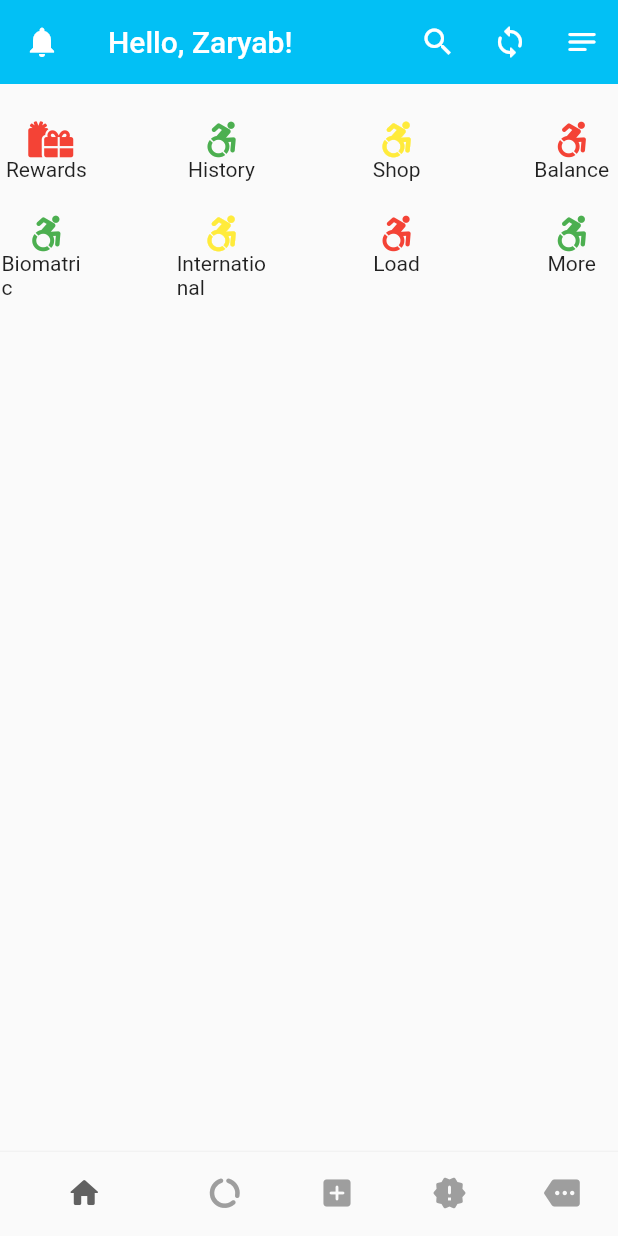
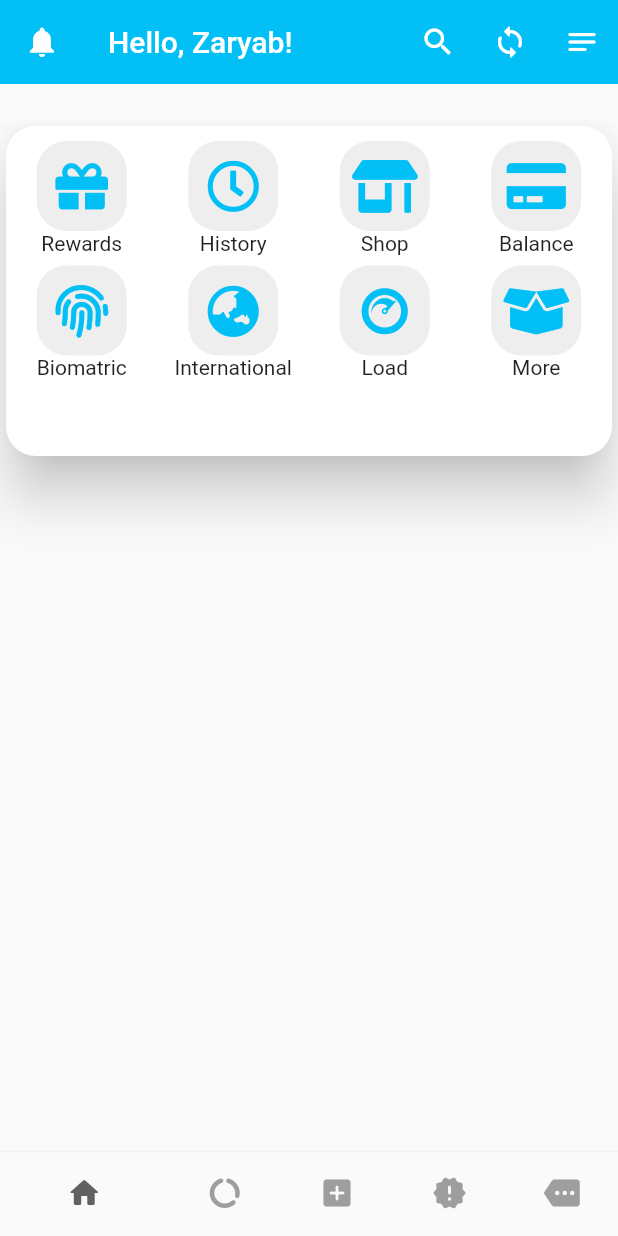
Before and after one commit to ZaryabAlam/Bong, a Flutter app: the screen it shows after launch, on a phone screen of 412 x 824 dp. Run offline on Flutter 3.47's test engine with Material 2 defaults, Android fonts, the phone set to English and light mode, and no system bars; our stand-ins replace font_awesome_flutter, percent_indicator, smooth_page_indicator.

Commit message:
Work Updated

```diff
--- a/lib/cate1.dart
+++ b/lib/cate1.dart
@@ -1,10 +1,44 @@
 import 'package:flutter/material.dart';
 import 'package:font_awesome_flutter/font_awesome_flutter.dart';
+
+import 'extra.dart';
 
 class Cate1 extends StatefulWidget {
   @override
   State<Cate1> createState() => _Cate1State();
 }
+
+List<String> names = [
+  "Rewards",
+  "History",
+  "Shop",
+  "Balance",
+  "Biomatric",
+  "International",
+  "Load",
+  "More",
+];
+List<IconData> icons = [
+  (FontAwesomeIcons.gift),
+  FontAwesomeIcons.clock,
+  FontAwesomeIcons.storeAlt,
+  FontAwesomeIcons.solidCreditCard,
+  FontAwesomeIcons.fingerprint,
+  FontAwesomeIcons.globeAsia,
+  FontAwesomeIcons.cloudscale,
+  FontAwesomeIcons.boxOpen,
+];
+
+List colors = [
+  Color(0xFF02c0f5),
+  Color(0xFF02c0f5),
+  Color(0xFF02c0f5),
+  Color(0xFF02c0f5),
+  Color(0xFF02c0f5),
+  Color(0xFF02c0f5),
+  Color(0xFF02c0f5),
+  Color(0xFF02c0f5)
+];
 
 class _Cate1State extends State<Cate1> {
   @override
@@ -14,7 +48,45 @@ class _Cate1State extends State<Cate1> {
       color: Colors.white,
       shadowColor: Colors.black87,
       shape: RoundedRectangleBorder(borderRadius: BorderRadius.circular(20)),
-      child: Container(height: 100, width: 100),
+      child: Container(
+        margin: EdgeInsets.all(10),
+        height: 200,
+        width: 500,
+        child: GridView.count(
+          crossAxisCount: 4,
+          crossAxisSpacing: 20,
+          mainAxisSpacing: 2,
+          shrinkWrap: true,
+          physics: NeverScrollableScrollPhysics(),
+          children: List.generate(8, (index) {
+            return Column(
+              children: [
+                GestureDetector(
+                  onTap: () {
+                    Navigator.push(context,
+                        MaterialPageRoute(builder: (context) => Extra()));
+                  },
+                  child: Container(
+                    decoration: BoxDecoration(
+                        color: Colors.grey[200],
+                        borderRadius: BorderRadius.circular(20)),
+                    height: 60,
+                    width: 60,
+                    child: Icon(
+                      icons[index],
+                      color: colors[index],
+                      size: 35,
+                    ),
+                  ),
+                ),
+                Text(
+                  names[index],
+                )
+              ],
+            );
+          }),
+        ),
+      ),
     );
   }
 }
--- a/lib/cate2.dart
+++ b/lib/cate2.dart
@@ -17,25 +17,25 @@ List<String> names = [
   "More",
 ];
 List<IconData> icons = [
-  (FontAwesomeIcons.gifts),
-  FontAwesomeIcons.accessibleIcon,
-  FontAwesomeIcons.accessibleIcon,
-  FontAwesomeIcons.accessibleIcon,
-  FontAwesomeIcons.accessibleIcon,
-  FontAwesomeIcons.accessibleIcon,
-  FontAwesomeIcons.accessibleIcon,
-  FontAwesomeIcons.accessibleIcon,
+  (FontAwesomeIcons.gift),
+  FontAwesomeIcons.userClock,
+  FontAwesomeIcons.store,
+  FontAwesomeIcons.solidCreditCard,
+  FontAwesomeIcons.fingerprint,
+  FontAwesomeIcons.globeAsia,
+  FontAwesomeIcons.cloudscale,
+  FontAwesomeIcons.boxOpen,
 ];
 
 List colors = [
-  Colors.red,
-  Colors.green,
-  Colors.yellow,
-  Colors.red,
-  Colors.green,
-  Colors.yellow,
-  Colors.red,
-  Colors.green
+  Colors.redAccent[200],
+  Colors.blue[600],
+  Colors.deepOrange[300],
+  Colors.green[900],
+  Colors.black,
+  Colors.lightGreen[500],
+  Colors.red[900],
+  Colors.brown[400]
 ];
 
 class _Cate2State extends State<Cate2> {
@@ -53,9 +53,17 @@ class _Cate2State extends State<Cate2> {
             padding: EdgeInsets.all(1),
             child: Column(
               children: [
-                Icon(
-                  icons[index],
-                  color: colors[index],
+                Container(
+                  decoration: BoxDecoration(
+                      color: Colors.black12,
+                      borderRadius: BorderRadius.circular(20)),
+                  height: 60,
+                  width: 60,
+                  child: Icon(
+                    icons[index],
+                    color: colors[index],
+                    size: 35,
+                  ),
                 ),
                 Text(
                   names[index],
--- a/lib/main.dart
+++ b/lib/main.dart
@@ -19,7 +19,7 @@ class MyApp extends StatelessWidget {
       home: Scaffold(
         appBar: PreferredSize(
             preferredSize: Size.fromHeight(80.0), child: Appbar1()),
-        body: Cate2(),
+        body: Cate1(),
         bottomNavigationBar: BottomNavigationBar(
             selectedItemColor: Colors.grey[700],
             showSelectedLabels: false,
```
